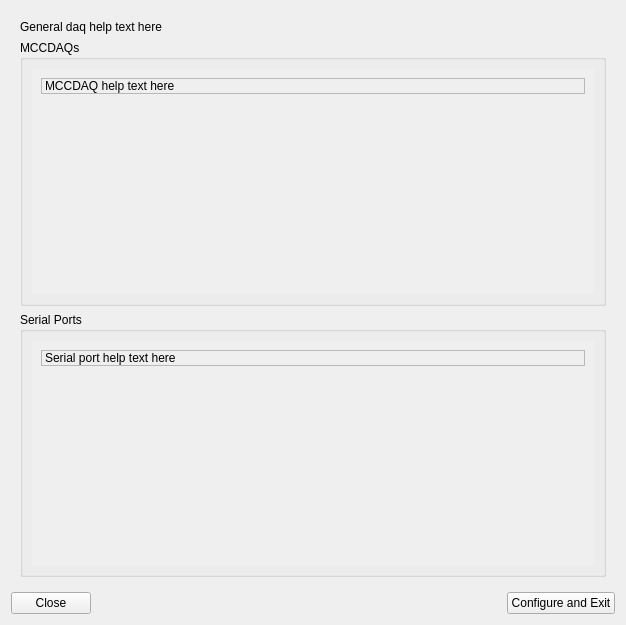
First picture: the form in src/L4/ui/DAQManagerFactory.ui, repository vedangnaik/Carina-mirror, before the edit.
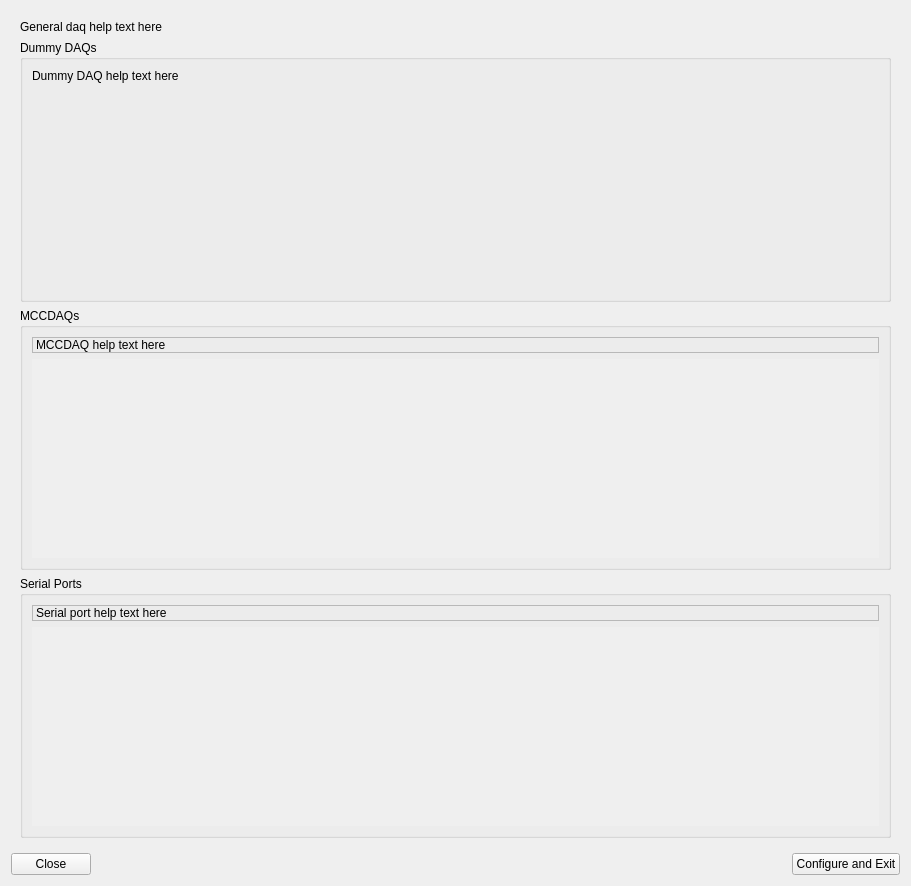
Second picture: the form after the edit.

Commit message: Added UI and linking code for dummy daq

Diff of the .ui file:
```diff
--- a/src/L4/ui/DAQManagerFactory.ui
+++ b/src/L4/ui/DAQManagerFactory.ui
@@ -6,8 +6,8 @@
    <rect>
     <x>0</x>
     <y>0</y>
-    <width>626</width>
-    <height>625</height>
+    <width>911</width>
+    <height>886</height>
    </rect>
   </property>
   <property name="sizePolicy">
@@ -56,6 +56,37 @@
           </property>
          </widget>
         </item>
+        <item>
+         <widget class="QGroupBox" name="groupBox">
+          <property name="title">
+           <string>Dummy DAQs</string>
+          </property>
+          <layout class="QVBoxLayout" name="verticalLayout_7">
+           <item>
+            <widget class="QLabel" name="label_4">
+             <property name="text">
+              <string>Dummy DAQ help text here</string>
+             </property>
+            </widget>
+           </item>
+           <item>
+            <widget class="QWidget" name="widget_5" native="true">
+             <property name="sizePolicy">
+              <sizepolicy hsizetype="Preferred" vsizetype="Expanding">
+               <horstretch>0</horstretch>
+               <verstretch>0</verstretch>
+              </sizepolicy>
+             </property>
+             <layout class="QVBoxLayout" name="verticalLayout_8">
+              <item>
+               <layout class="QGridLayout" name="DummyDAQsLayout"/>
+              </item>
+             </layout>
+            </widget>
+           </item>
+          </layout>
+         </widget>
+        </item>
         <item>
          <widget class="QGroupBox" name="MCCDAQGroupBox">
           <property name="sizePolicy">
@@ -71,10 +102,23 @@
            <string>MCCDAQs</string>
           </property>
           <layout class="QVBoxLayout" name="verticalLayout">
+           <item>
+            <widget class="QLabel" name="label">
+             <property name="frameShape">
+              <enum>QFrame::StyledPanel</enum>
+             </property>
+             <property name="text">
+              <string>MCCDAQ help text here</string>
+             </property>
+             <property name="wordWrap">
+              <bool>true</bool>
+             </property>
+            </widget>
+           </item>
            <item>
             <widget class="QScrollArea" name="scrollArea">
              <property name="sizePolicy">
-              <sizepolicy hsizetype="Preferred" vsizetype="Preferred">
+              <sizepolicy hsizetype="Preferred" vsizetype="Expanding">
                <horstretch>0</horstretch>
                <verstretch>0</verstretch>
               </sizepolicy>
@@ -93,38 +137,13 @@
                <rect>
                 <x>0</x>
                 <y>0</y>
-                <width>564</width>
-                <height>219</height>
+                <width>849</width>
+                <height>191</height>
                </rect>
               </property>
               <layout class="QVBoxLayout" name="verticalLayout_4">
                <item>
-                <widget class="QLabel" name="label">
-                 <property name="frameShape">
-                  <enum>QFrame::StyledPanel</enum>
-                 </property>
-                 <property name="text">
-                  <string>MCCDAQ help text here</string>
-                 </property>
-                 <property name="wordWrap">
-                  <bool>true</bool>
-                 </property>
-                </widget>
-               </item>
-               <item>
-                <widget class="QWidget" name="widget_3" native="true">
-                 <property name="sizePolicy">
-                  <sizepolicy hsizetype="Preferred" vsizetype="Expanding">
-                   <horstretch>0</horstretch>
-                   <verstretch>0</verstretch>
-                  </sizepolicy>
-                 </property>
-                 <layout class="QHBoxLayout" name="horizontalLayout_2">
-                  <item>
-                   <layout class="QGridLayout" name="MCCDAQDevicesLayout"/>
-                  </item>
-                 </layout>
-                </widget>
+                <layout class="QGridLayout" name="MCCDAQDevicesLayout"/>
                </item>
               </layout>
              </widget>
@@ -147,11 +166,24 @@
           <property name="title">
            <string>Serial Ports</string>
           </property>
-          <layout class="QHBoxLayout" name="horizontalLayout_4">
+          <layout class="QVBoxLayout" name="verticalLayout_9">
+           <item>
+            <widget class="QLabel" name="label_2">
+             <property name="frameShape">
+              <enum>QFrame::StyledPanel</enum>
+             </property>
+             <property name="text">
+              <string>Serial port help text here</string>
+             </property>
+             <property name="wordWrap">
+              <bool>true</bool>
+             </property>
+            </widget>
+           </item>
            <item>
             <widget class="QScrollArea" name="scrollArea_2">
              <property name="sizePolicy">
-              <sizepolicy hsizetype="Preferred" vsizetype="Preferred">
+              <sizepolicy hsizetype="Preferred" vsizetype="Expanding">
                <horstretch>0</horstretch>
                <verstretch>0</verstretch>
               </sizepolicy>
@@ -170,38 +202,13 @@
                <rect>
                 <x>0</x>
                 <y>0</y>
-                <width>564</width>
-                <height>218</height>
+                <width>849</width>
+                <height>191</height>
                </rect>
               </property>
               <layout class="QVBoxLayout" name="verticalLayout_5">
                <item>
-                <widget class="QLabel" name="label_2">
-                 <property name="frameShape">
-                  <enum>QFrame::StyledPanel</enum>
-                 </property>
-                 <property name="text">
-                  <string>Serial port help text here</string>
-                 </property>
-                 <property name="wordWrap">
-                  <bool>true</bool>
-                 </property>
-                </widget>
-               </item>
-               <item>
-                <widget class="QWidget" name="widget_4" native="true">
-                 <property name="sizePolicy">
-                  <sizepolicy hsizetype="Preferred" vsizetype="Expanding">
-                   <horstretch>0</horstretch>
-                   <verstretch>0</verstretch>
-                  </sizepolicy>
-                 </property>
-                 <layout class="QHBoxLayout" name="horizontalLayout_3">
-                  <item>
-                   <layout class="QGridLayout" name="SerialportDevicesLayout"/>
-                  </item>
-                 </layout>
-                </widget>
+                <layout class="QGridLayout" name="SerialportDevicesLayout"/>
                </item>
               </layout>
              </widget>
```
The commit also changes 2 other files.
